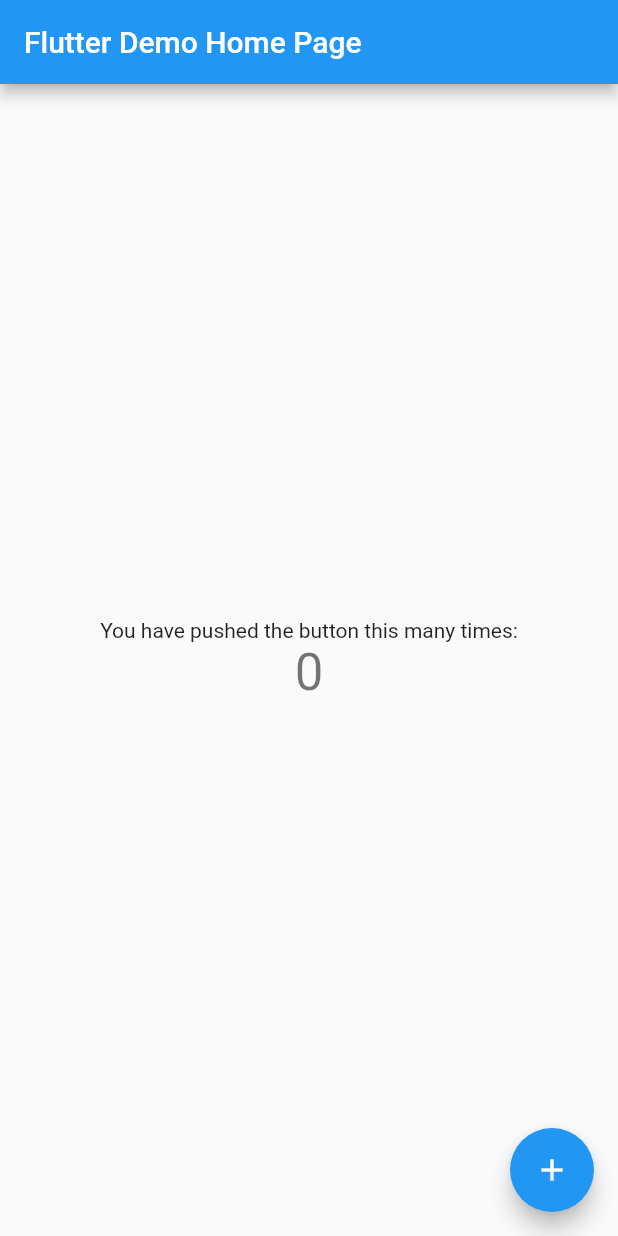
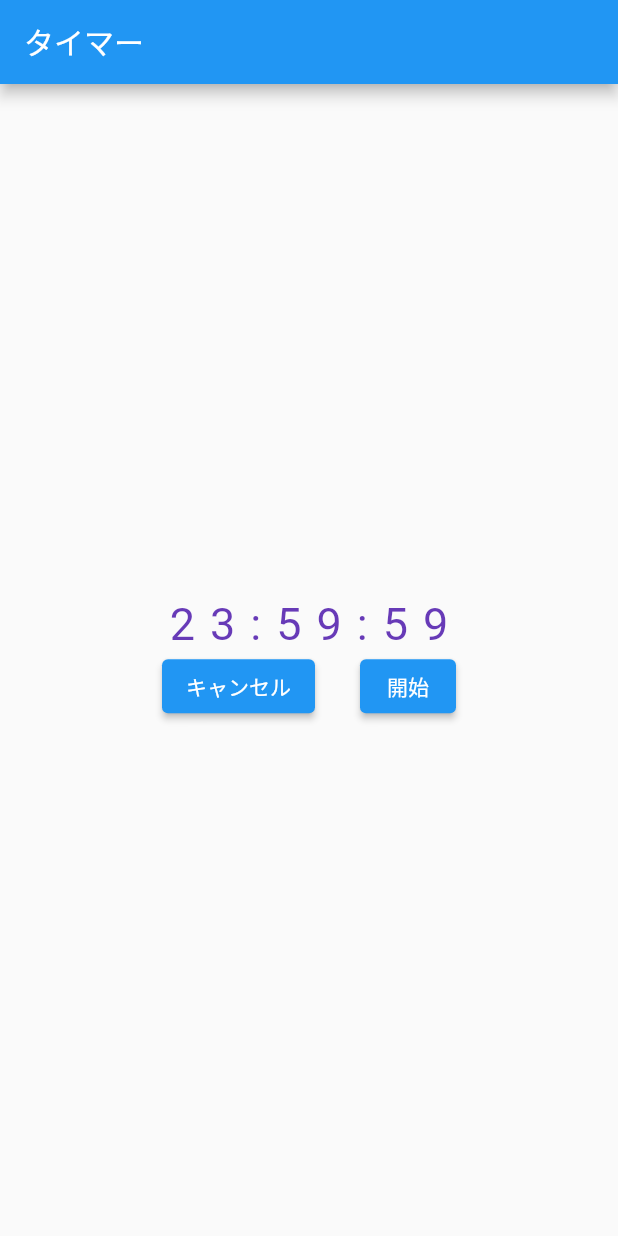
Before and after one commit to m2game-battera/flutter-timer, a Flutter app: the screen it shows after launch, on a phone screen of 412 x 824 dp. Run offline on Flutter 3.47's test engine with Material 2 defaults, Android fonts, the phone set to English and light mode, and no system bars.

Commit message:
数字とボタン配置まで

```diff
--- a/lib/main.dart
+++ b/lib/main.dart
@@ -1,3 +1,5 @@
+import 'dart:async';
+
 import 'package:flutter/material.dart';
 
 void main() {
@@ -14,7 +16,7 @@ class MyApp extends StatelessWidget {
       theme: ThemeData(
         primarySwatch: Colors.blue,
       ),
-      home: const MyHomePage(title: 'Flutter Demo Home Page'),
+      home: const MyHomePage(title: 'タイマー'),
     );
   }
 }
@@ -29,10 +31,24 @@ class MyHomePage extends StatefulWidget {
 }
 
 class _MyHomePageState extends State<MyHomePage> {
-  int _counter = 0;
+  int lastSecond = 0;
+  String strElapsedTime = "00:00:00";
+  bool isStarted = false;
 
-  void _incrementCounter() {
-    setState(() {});
+  @override
+  void initState() {
+    super.initState();
+
+    Timer.periodic(Duration(seconds: 1), (Timer timer) {
+      setState(() {
+        int hour = 23;
+        int minute = 59;
+        int second = 59;
+        print("Here");
+        strElapsedTime =
+            '${hour.toString().padLeft(2)}:${minute.toString().padLeft(2)}:${second.toString().padLeft(2)}';
+      });
+    });
   }
 
   @override
@@ -42,24 +58,52 @@ class _MyHomePageState extends State<MyHomePage> {
         title: Text(widget.title),
       ),
       body: Center(
-        child: Column(
-          mainAxisAlignment: MainAxisAlignment.center,
-          children: <Widget>[
-            const Text(
-              'You have pushed the button this many times:',
-            ),
-            Text(
-              '$_counter',
-              style: Theme.of(context).textTheme.headline4,
+        child: Stack(
+          alignment: Alignment.center,
+          children: [
+            Column(
+              mainAxisAlignment: MainAxisAlignment.center,
+              children: [
+                Text(
+                  strElapsedTime,
+                  style: TextStyle(
+                    fontSize: 30,
+                    letterSpacing: 10,
+                    color: Colors.deepPurple,
+                  ),
+                  textAlign: TextAlign.left,
+                ),
+                Row(
+                  mainAxisAlignment: MainAxisAlignment.center,
+                  children: [
+                    ElevatedButton(
+//                      style: ElevatedButton.styleFrom(fixedSize: Size(100, 50)),
+                      child: Text(
+                        'キャンセル',
+                      ),
+                      onPressed: () {},
+                    ),
+                    SizedBox(width: 30),
+                    ElevatedButton(
+                      child: Text(isStarted
+                          ? (lastSecond > 0)
+                              ? '再開'
+                              : '一時停止'
+                          : '開始'),
+                      onPressed: () {
+                        setState(() {});
+                      },
+                      style: ElevatedButton.styleFrom(
+                        primary: isStarted ? Colors.red : Theme.of(context).primaryColor,
+                      ),
+                    ),
+                  ],
+                )
+              ],
             ),
           ],
         ),
       ),
-      floatingActionButton: FloatingActionButton(
-        onPressed: _incrementCounter,
-        tooltip: 'Increment',
-        child: const Icon(Icons.add),
-      ), // This trailing comma makes auto-formatting nicer for build methods.
     );
   }
 }
```
